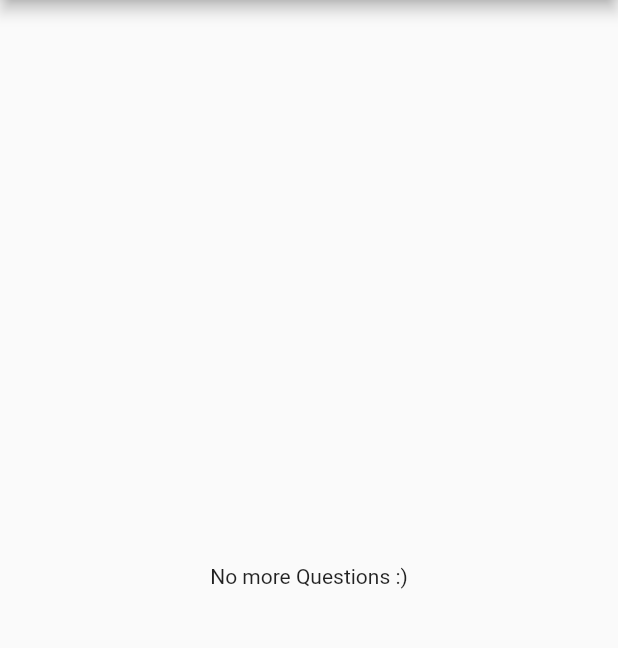
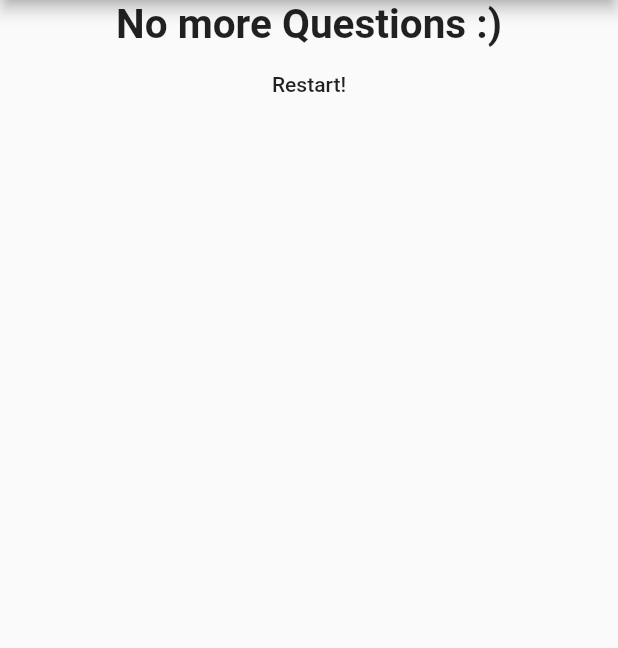
Before and after one commit to HamzaMihfad/DartFlutter_QuizApp, a Flutter app: the screen it shows after launch, after a tap on "blue", after a tap on "Germany", after a tap on "Lion", on a phone screen of 412 x 824 dp, the part 84-732 px from its top. Run offline on Flutter 3.47's test engine with Material 2 defaults, Android fonts, the phone set to English and light mode, and no system bars.

Commit message:
quiz app done

```diff
--- a/lib/Answer.dart
+++ b/lib/Answer.dart
@@ -18,7 +18,9 @@ class Answer extends StatelessWidget {
             answer,
             style: TextStyle(fontSize: 18),
           ),
-          onPressed: userAnswer,
+          onPressed: () {
+            userAnswer(1);
+          },
         ));
   }
 }
--- a/lib/main.dart
+++ b/lib/main.dart
@@ -12,19 +12,15 @@ class MyApp extends StatefulWidget {
   _MyAppState createState() => _MyAppState();
 }
 
-class Q {
-  String question;
-  var answers;
-
-  Q(this.question, this.answers);
-}
-
 class _MyAppState extends State<MyApp> {
   var _questionIndex = 0;
 
-  void userAnswer() {
+  void userAnswer(int val) {
     setState(() {
-      _questionIndex += 1;
+      if (val == 1)
+        _questionIndex += 1;
+      else
+        _questionIndex = 0;
     });
     print('Hello');
     print(_questionIndex);
@@ -64,7 +60,20 @@ class _MyAppState extends State<MyApp> {
                     ],
                   )
                 : Center(
-                    child: Text('No more Questions :)'),
-                  )));
+                    child: Column(
+                    children: <Widget>[
+                      Text(
+                        'No more Questions :)',
+                        style: TextStyle(
+                            fontSize: 27, fontWeight: FontWeight.bold),
+                      ),
+                      FlatButton(
+                        child: Text('Restart!'),
+                        onPressed: () {
+                          userAnswer(0);
+                        },
+                      )
+                    ],
+                  ))));
   }
 }
```
